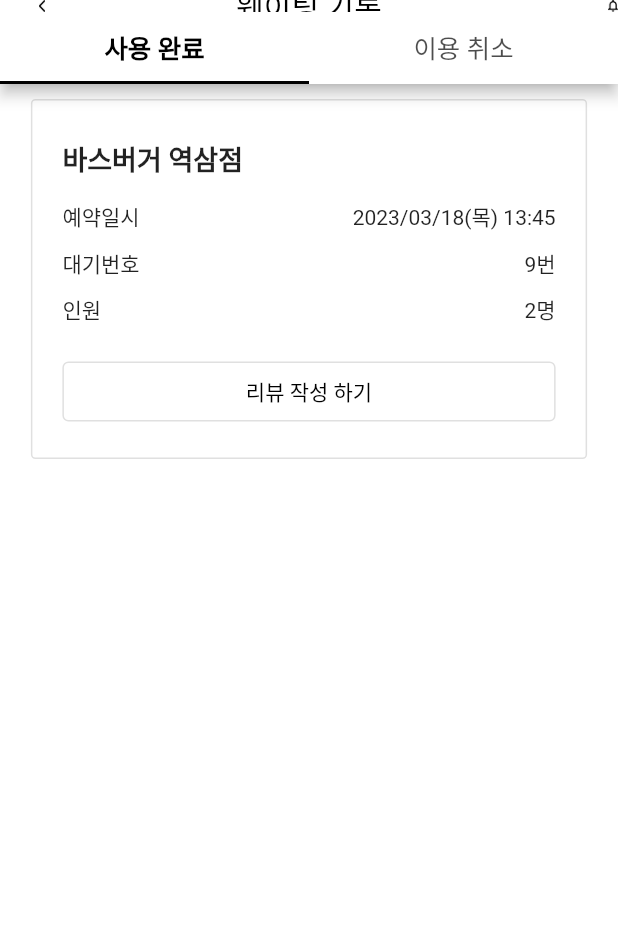
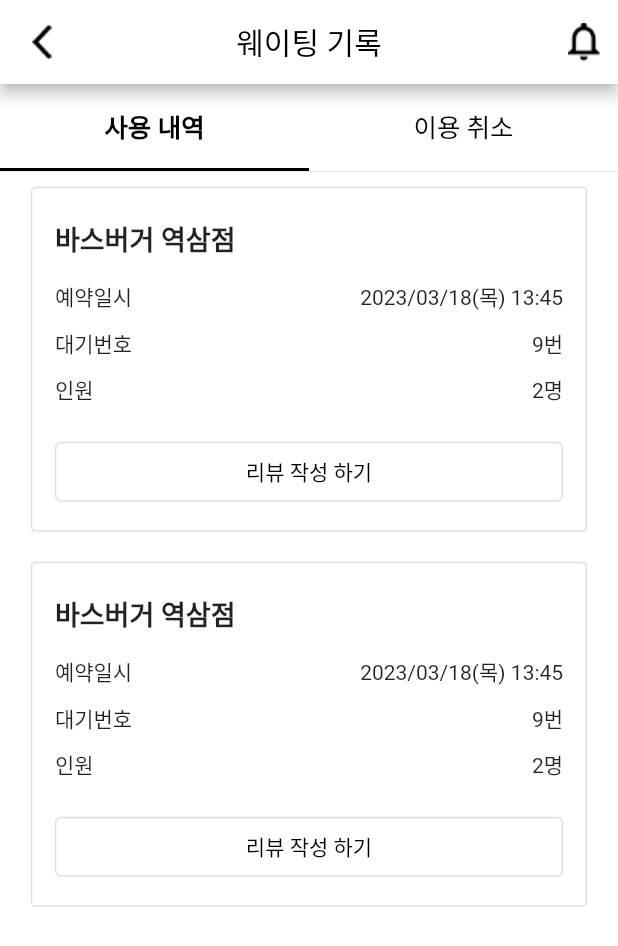
Before and after one commit to SuhyungK/Simollu, a Flutter app: the screen it shows after launch, after a tap on "웨이팅 기록", on a phone screen of 412 x 824 dp. Shown: the top 946 px of the screen. Run offline on Flutter 3.47's test engine with Material 2 defaults, Android fonts, the phone set to English and light mode, and no system bars; our stand-ins replace flutter_svg, get.

Commit message:
[FE] refactor: 웨이팅 기록 페이지 AppBar 적용 / 위젯 분리

```diff
--- a/simollu_front/lib/views/waiting_record_page.dart
+++ b/simollu_front/lib/views/waiting_record_page.dart
@@ -1,59 +1,95 @@
 import 'package:flutter/material.dart';
+import 'package:simollu_front/widgets/custom_appBar.dart';
 import 'package:simollu_front/widgets/waiting_record_card.dart';
 
-import '../widgets/custom_appBar.dart';
-
-class WaitingRecord extends StatelessWidget {
+class WaitingRecord extends StatefulWidget {
   const WaitingRecord({Key? key}) : super(key: key);
 
   @override
+  State<WaitingRecord> createState() => _WaitingRecordState();
+}
+
+class _WaitingRecordState extends State<WaitingRecord> with TickerProviderStateMixin{
+  TabController? _tabController;
+
+  @override
+  void initState(){
+    super.initState();
+    _tabController = TabController(length: 2, vsync: this);
+  }
+  @override
   Widget build(BuildContext context) {
-    return DefaultTabController(
-        initialIndex: 0,
-        length: 2,
-        child: Scaffold(
-          appBar: CustomAppBar(
-            title: "웨이팅 기록",
+    return MaterialApp(
+      home: Scaffold(
+        backgroundColor: Colors.white,
+        appBar:CustomAppBar(
+          title: '웨이팅 기록',
           leading: Image.asset('assets/backBtn.png'),
           actions: [Image.asset('assets/bell.png')],
-            shape: Border(
+        ),
+        body: Column(
+          children: [
+            _buildTabBar(),
+            Expanded(child: _buildTabBarView()),
+          ],
+        ),
+      ),
+    );
+  }
+
+
+  Widget _buildTabBar() {
+    return Container(
+      decoration: BoxDecoration(
+        border: Border(
           bottom: BorderSide(
             color: Colors.black12,
             width: 0.5
           )
+        )
       ),
-            backgroundColor: Colors.white,
-            elevation: 0,
-            bottom: TabBar(
-              labelColor: Colors.black,
-              indicatorColor: Colors.black,
-              labelStyle: TextStyle(
-                fontSize: 17,
-                fontWeight: FontWeight.bold,
-              ),
-              unselectedLabelStyle: TextStyle(
-                fontSize: 17,
-                fontWeight: FontWeight.w500, // 선택되지 않은 탭의 글꼴 두께 (medium)
-              ),
+      child: TabBar(
+        controller: _tabController,
         tabs: [
           Tab(
             child: Text(
-                    '사용 완료',
+              '사용 내역',
+              style: TextStyle(
+                color: Colors.black,
+                fontSize: 17
+              ),
             ),
           ),
           Tab(
             child: Text(
-                    '이용 취소'
-                  ),
-                )
-              ],
+              '이용 취소',
+              style: TextStyle(
+                color: Colors.black,
+                fontSize: 17
               ),
             ),
-          backgroundColor: Colors.white,
-          body: TabBarView(
+          ),
+        ],
+        indicatorColor: Colors.black,
+        labelPadding: EdgeInsets.all(5.0),
+        labelStyle: TextStyle(
+          fontWeight: FontWeight.bold
+        ),
+        unselectedLabelStyle: TextStyle(
+            fontWeight: FontWeight.normal
+        ),
+
+      ),
+    );
+  }
+
+  Widget _buildTabBarView() {
+    return TabBarView(
+      controller: _tabController,
       children: [
         Column(
           children: [
+            WaitingRecordcard(),
             WaitingRecordcard(),
           ],
         ),
@@ -63,8 +99,6 @@ class WaitingRecord extends StatelessWidget {
           ],
         ),
       ],
-          )
-        )
     );
   }
 }
--- a/simollu_front/lib/widgets/custom_appBar.dart
+++ b/simollu_front/lib/widgets/custom_appBar.dart
@@ -58,13 +58,7 @@ class _CustomAppBarState extends State<CustomAppBar> {
         ),
       ],
       backgroundColor: Colors.white,
-      bottom: PreferredSize(
-        preferredSize: Size(
-          MediaQuery.of(context).size.width,
-          200,
-        ),
-        child: widget.bottom,
-      )
+      bottom: widget.bottom
     );
   }
 }
--- a/simollu_front/lib/widgets/waiting_record_card.dart
+++ b/simollu_front/lib/widgets/waiting_record_card.dart
@@ -1,7 +1,7 @@
 import 'package:flutter/material.dart';
 
 class WaitingRecordcard extends StatefulWidget {
-  final bool isCanclled;
+  final bool? isCanclled;
 
   const WaitingRecordcard({Key? key,
     this.isCanclled = false,
@@ -15,7 +15,7 @@ class _WaitingRecordcardState extends State<WaitingRecordcard> {
   @override
   Widget build(BuildContext context) {
     return Container(
-      padding: EdgeInsets.all(20.0),
+      padding: EdgeInsets.all(15.0),
       margin: EdgeInsets.all(10),
       width: MediaQuery.of(context).size.width * 0.9,
       // height: 100,
@@ -41,16 +41,17 @@ class _WaitingRecordcardState extends State<WaitingRecordcard> {
           _buildPadding("예약일시", "2023/03/18(목) 13:45"),
           _buildPadding("대기번호", "9번"),
           _buildPadding("인원", "2명"),
+          if (widget.isCanclled == false)
             Padding(
               padding: const EdgeInsets.fromLTRB(0, 15, 0, 0),
               child: Center(
                 child: OutlinedButton(
                     style: OutlinedButton.styleFrom(
+                      foregroundColor: Colors.black,
                       fixedSize: Size(
                         MediaQuery.of(context).size.width * 0.95,
                         40
                       ),
-                    primary: Colors.black,
                     ),
                     onPressed: () {},
                     child: Text('리뷰 작성 하기')
```
Lines whose indentation alone changed are shown as unchanged.
